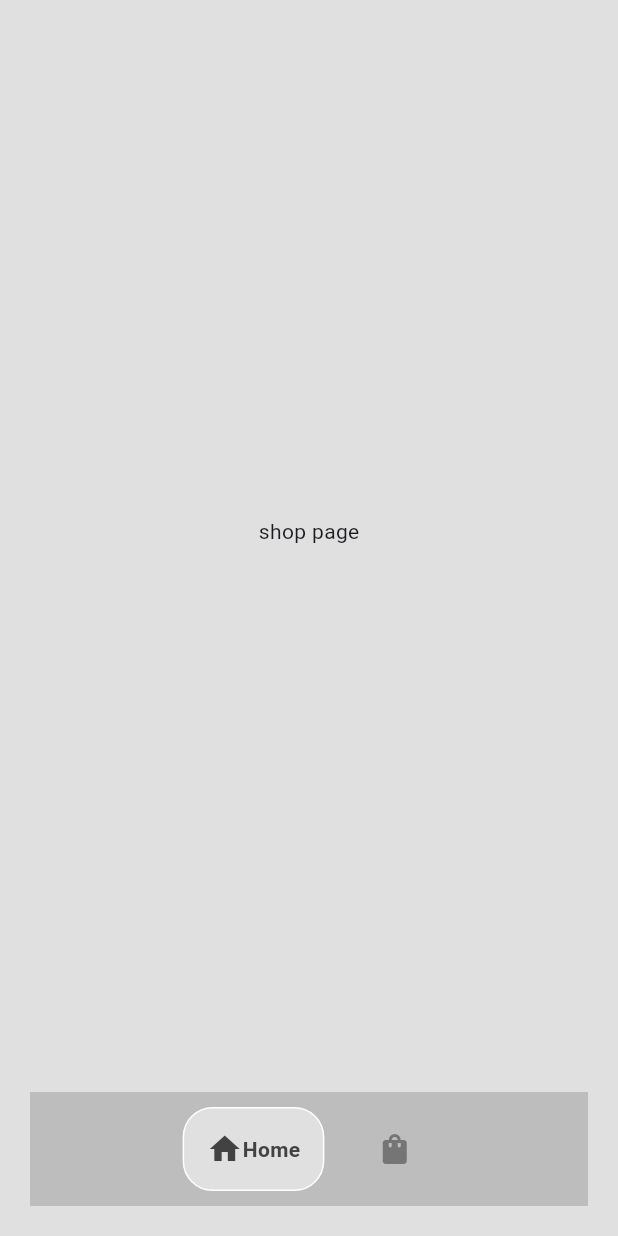
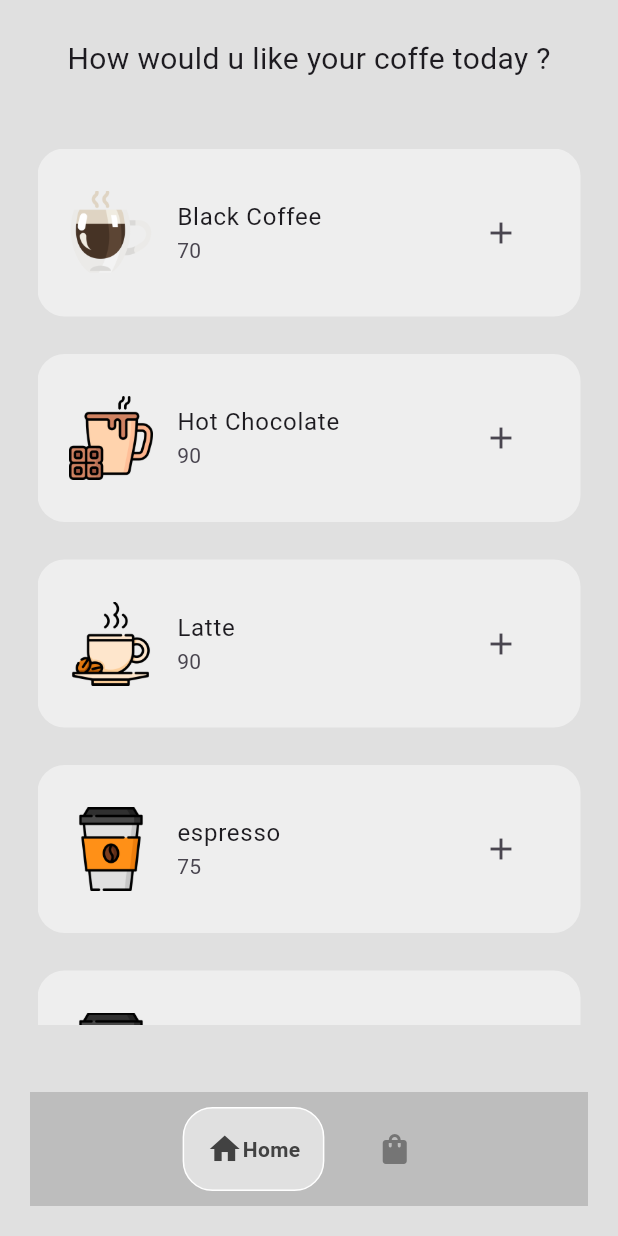
Before and after one commit to LuciferStix/Coffeeine, a Flutter app: the screen it shows after launch, on a phone screen of 412 x 824 dp. Run offline on Flutter 3.47's test engine with Material 3 defaults, Android fonts, the phone set to English and light mode, and no system bars; drawn by our look-alikes of google_nav_bar.

```diff
--- /dev/null
+++ b/lib/components/coffeetile.dart
@@ -0,0 +1,35 @@
+import 'package:coffeeshop/models/coffee.dart';
+import 'package:flutter/material.dart';
+
+
+class CoffeeTile extends StatelessWidget{
+
+  final Coffee coffee;
+  final Icon icon;
+  void Function() onPressed;
+  CoffeeTile({
+    super.key,
+    required this.coffee,
+    required this.onPressed,
+    required this.icon
+  });
+
+  @override
+  Widget build(BuildContext context){
+    return Container(
+      margin: const EdgeInsets.only(bottom: 25),
+      padding: const EdgeInsets.symmetric(vertical: 20,horizontal: 5),
+      decoration: BoxDecoration(
+        color: Colors.grey[200],
+        borderRadius: BorderRadius.circular(18)
+
+      ),
+      child: ListTile(
+        leading: Image.asset(coffee.imagepath),
+        title: Text(coffee.name),
+        subtitle: Text(coffee.price),
+        trailing: IconButton(onPressed: onPressed , icon: icon),
+      ),
+    );
+  }
+}
--- a/lib/main.dart
+++ b/lib/main.dart
@@ -1,3 +1,4 @@
+import 'package:coffeeshop/models/coffeeshop.dart';
 import 'package:coffeeshop/pages/homepage.dart';
 import 'package:coffeeshop/theme/themeprovider.dart';
 import 'package:flutter/material.dart';
@@ -7,6 +8,7 @@ void main() {
   runApp(MultiProvider(
     providers: [
       ChangeNotifierProvider(create: (context)=> Themeprovider()),
+      ChangeNotifierProvider(create: (context)=> CoffeeShop()),
     ],
     child: const MyApp(),
     ));
--- /dev/null
+++ b/lib/models/coffee.dart
@@ -0,0 +1,13 @@
+
+class Coffee {
+  final String name;
+  final String price;
+  final String imagepath;
+
+  Coffee({
+    required this.name,
+    required this.price,
+    required this.imagepath});
+
+
+}
--- /dev/null
+++ b/lib/models/coffeeshop.dart
@@ -0,0 +1,52 @@
+import 'package:coffeeshop/models/coffee.dart';
+import 'package:flutter/material.dart';
+
+class CoffeeShop extends ChangeNotifier{
+
+  //coffee in the shop
+  final List<Coffee> _shop=[
+    Coffee(
+      name: "Black Coffee",
+      price: "70",
+      imagepath: "lib/images/hot-coffee.png"),
+      Coffee(
+      name: "Hot Chocolate",
+      price: "90",
+      imagepath: "lib/images/cocoa.png"),
+      Coffee(
+      name: "Latte",
+      price: "90",
+      imagepath: "lib/images/latte.png"),
+      Coffee(
+      name: "espresso",
+      price: "75",
+      imagepath: "lib/images/coffee-cup.png"),
+      Coffee(
+      name: "chai",
+      price: "10",
+      imagepath: "lib/images/coffee-cup.png")
+  ];
+
+  //user cart
+  final List<Coffee> _cart=[];
+
+  //get coffee list
+  List<Coffee> get coffeeshop =>_shop;
+
+  //get user cart list
+  List<Coffee> get cart=>_cart;
+
+  //add coffe to cart
+
+  void additem(Coffee coffee){
+    _cart.add(coffee);
+    notifyListeners();
+  }
+  //remove coffee to cart
+
+  void removeitem(Coffee coffee){
+    _cart.remove(coffee);
+    notifyListeners();
+  }
+
+}
--- a/lib/pages/cart_page.dart
+++ b/lib/pages/cart_page.dart
@@ -1,16 +1,48 @@
+import 'package:coffeeshop/components/coffeetile.dart';
+import 'package:coffeeshop/models/coffee.dart';
+import 'package:coffeeshop/models/coffeeshop.dart';
 import 'package:flutter/material.dart';
+import 'package:provider/provider.dart';
 
 class CartPage extends StatefulWidget {
-  CartPage({super.key});
+  const CartPage({super.key});
 
+  @override
   State<CartPage> createState() => _CartPage();
 }
 
 class _CartPage extends State<CartPage> {
+
+  void removefromcart(Coffee coffee){
+    Provider.of<CoffeeShop>(context,listen:false).removeitem(coffee);
+  }
+
   @override
   Widget build(BuildContext context) {
-    return Center(
-      child: Text("Cart page"),
-    );
-  }
+    return Consumer<CoffeeShop>(builder:(context,value,child)=> SafeArea(
+      child: Padding(
+        padding: const EdgeInsets.all(25),
+        child: Column(
+          children: [
+            const Text("Shopping Cart",style: TextStyle(fontSize: 20),),
+            const SizedBox(height: 30,),
+            Expanded(
+              child:ListView.builder(
+                itemCount: value.cart.length,
+                itemBuilder: (context,index){
+
+                  //get the cart list
+                  Coffee eachcoffee=value.cart[index];
+
+                  //return the coffee
+                  return CoffeeTile(coffee: eachcoffee, onPressed: ()=>removefromcart(eachcoffee),icon: const Icon(Icons.delete));
+
+              })
+              )
+          ],
+        ),
+      )
+    ));
+
+      }
 }
--- a/lib/pages/homepage.dart
+++ b/lib/pages/homepage.dart
@@ -20,7 +20,7 @@ class _Homepage extends State<Homepage> {
     });
   }
 
-  List<Widget> _pages = [ShopPage(), CartPage()];
+  final  List<Widget> _pages = const [ShopPage(), CartPage()];
 
   @override
   Widget build(BuildContext context) {
--- a/lib/pages/shop_page.dart
+++ b/lib/pages/shop_page.dart
@@ -1,17 +1,61 @@
+import 'package:coffeeshop/components/coffeetile.dart';
+import 'package:coffeeshop/models/coffee.dart';
+import 'package:coffeeshop/models/coffeeshop.dart';
 import 'package:flutter/material.dart';
+import 'package:provider/provider.dart';
 
 class ShopPage extends StatefulWidget {
-  ShopPage({super.key});
+  const ShopPage({super.key});
 
   @override
   State<ShopPage> createState() => _ShopePage();
 }
 
 class _ShopePage extends State<ShopPage> {
+
+  //add to cart
+  void addtocart(Coffee item){
+    Provider.of<CoffeeShop>(context,listen:false).additem(item);
+  }
+
+
+
   @override
   Widget build(BuildContext context) {
-    return Center(
-      child: Text("shop page"),
+    return Consumer<CoffeeShop>(
+      builder: (context,value,child)=> SafeArea(
+      child:  Padding(
+        padding:const  EdgeInsets.all(25),
+        child: Column(
+            children: [
+              const Text(
+                "How would u like your coffe today ?",
+               style: TextStyle(fontSize: 20)
+               ),
+               const SizedBox(height: 45),
+               Expanded(
+                child: ListView.builder(
+                  itemCount: value.coffeeshop.length,
+                  itemBuilder: (context, index) {
+                    //get individual coffee
+                    Coffee eachcoffee=value.coffeeshop[index];
+
+                    //return list tile
+                    return CoffeeTile(
+                      coffee: eachcoffee,
+                      onPressed: ()=>addtocart(eachcoffee),
+                      icon:const Icon(Icons.add),
+
+                      );
+
+
+                  },)
+                )
+            ],
+          ),
+      ),
+    )
     );
+
   }
 }
```
Also changed, not shown: lib/images/latte.png (renamed from lib/images/coffee-cup (1).png).
